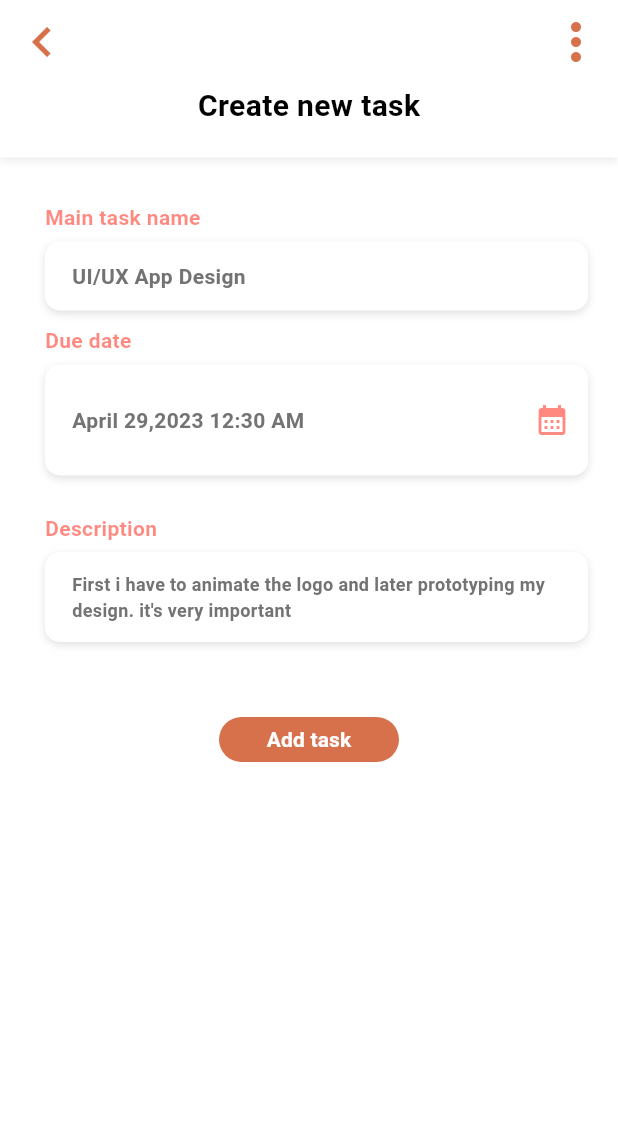
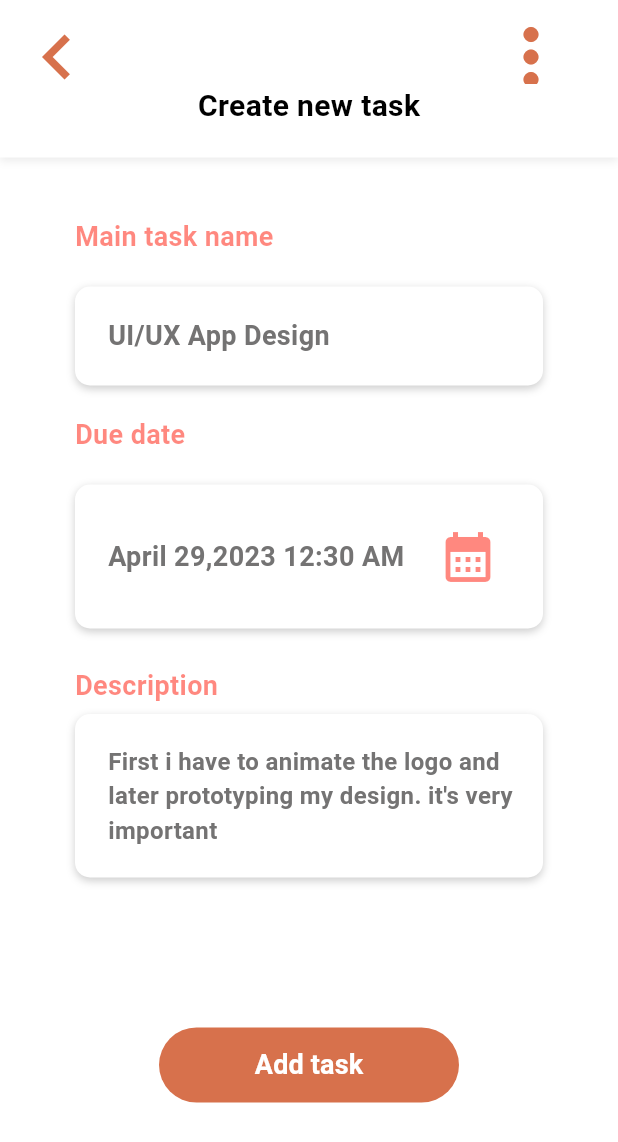
Before and after one commit to nasifayc/gdsc_study_session_g1, a Flutter app: the Iphone14Body screen opened directly, on a phone screen of 412 x 824 dp. Shown: the top 1142 px of the screen. Run offline on Flutter 3.47's test engine with Material 3 defaults, Android fonts, the phone set to English and light mode, and no system bars.

Commit message:
Creating Multiple Pages

```diff
--- a/Dart-Tasks/ToDo/todo_app/lib/iPhone14-1.dart
+++ b/Dart-Tasks/ToDo/todo_app/lib/iphone14_1.dart
@@ -40,7 +40,7 @@ class _Iphone14BodyState extends State<Iphone14Body> {
           onPressed: null,
           icon: Icon(
             Icons.chevron_left,
-            size: 40,
+            size: 60,
             color: Color.fromARGB(255, 215, 113, 76),
           ),
         ),
@@ -49,10 +49,11 @@ class _Iphone14BodyState extends State<Iphone14Body> {
             onPressed: null,
             icon: Icon(
               Icons.more_vert,
-              size: 40,
+              size: 60,
               color: Color.fromARGB(255, 215, 113, 76),
             ),
           ),
+          SizedBox(width: 20)
         ],
       ),
       body: Column(
@@ -79,28 +80,28 @@ class _Iphone14BodyState extends State<Iphone14Body> {
                 isBold: true),
           ),
           Padding(
-            padding: const EdgeInsets.only(top: 30, left: 30, right: 20),
+            padding: const EdgeInsets.only(top: 40, left: 50, right: 50),
             child: Column(
               crossAxisAlignment: CrossAxisAlignment.start,
               children: [
                 StyledText(
                     text: 'Main task name',
-                    textFontSize: 14,
+                    textFontSize: 18,
                     textColor:
                         const Color.fromARGB(251, 255, 17, 0).withOpacity(0.5),
                     isBold: true),
                 const SizedBox(
-                  height: 6,
+                  height: 20,
                 ),
                 Container(
                   width: screenWidth,
-                  padding: const EdgeInsets.only(top: 13  , bottom: 13, left: 18),
+                  padding: const EdgeInsets.only(top: 20, bottom: 20, left: 22),
                   decoration: BoxDecoration(
                     color: Colors.white,
                     borderRadius: BorderRadius.circular(10),
                     boxShadow: [
                       BoxShadow(
-                        color: Colors.grey.withOpacity(0.3),
+                        color: Colors.grey.withOpacity(0.5),
                         offset: const Offset(0, 2),
                         blurRadius: 4,
                       ),
@@ -108,31 +109,32 @@ class _Iphone14BodyState extends State<Iphone14Body> {
                   ),
                   child: const StyledText(
                       text: "UI/UX App Design",
-                      textFontSize: 14,
+                      textFontSize: 18,
                       textColor: Color.fromARGB(255, 116, 115, 115),
                       isBold: true),
                 ),
                 const SizedBox(
-                  height: 10,
+                  height: 20,
                 ),
                 StyledText(
                     text: 'Due date',
-                    textFontSize: 14,
+                    textFontSize: 18,
                     textColor:
                         const Color.fromARGB(251, 255, 17, 0).withOpacity(0.5),
                     isBold: true),
                 const SizedBox(
-                  height: 6,
+                  height: 20,
                 ),
                 Container(
                   width: screenWidth,
-                  padding: const EdgeInsets.only(top: 13, bottom: 13, left: 18),
+                  padding: const EdgeInsets.only(
+                      top: 20, bottom: 20, left: 22, right: 22),
                   decoration: BoxDecoration(
                     color: Colors.white,
                     borderRadius: BorderRadius.circular(10),
                     boxShadow: [
                       BoxShadow(
-                        color: Colors.grey.withOpacity(0.3),
+                        color: Colors.grey.withOpacity(0.5),
                         offset: const Offset(0, 2),
                         blurRadius: 4,
                       ),
@@ -143,7 +145,7 @@ class _Iphone14BodyState extends State<Iphone14Body> {
                     children: [
                       const StyledText(
                           text: "April 29,2023 12:30 AM",
-                          textFontSize: 14,
+                          textFontSize: 18,
                           textColor: Color.fromARGB(255, 116, 115, 115),
                           isBold: true),
                       IconButton(
@@ -152,6 +154,7 @@ class _Iphone14BodyState extends State<Iphone14Body> {
                           Icons.calendar_month,
                           color: const Color.fromARGB(251, 255, 17, 0)
                               .withOpacity(0.5),
+                          size: 40,
                         ),
                       )
                     ],
@@ -162,7 +165,7 @@ class _Iphone14BodyState extends State<Iphone14Body> {
                 ),
                 StyledText(
                     text: 'Description',
-                    textFontSize: 14,
+                    textFontSize: 18,
                     textColor:
                         const Color.fromARGB(251, 255, 17, 0).withOpacity(0.5),
                     isBold: true),
@@ -171,13 +174,13 @@ class _Iphone14BodyState extends State<Iphone14Body> {
                 ),
                 Container(
                   width: screenWidth,
-                  padding: const EdgeInsets.only(top: 13, bottom: 13, left: 18),
+                  padding: const EdgeInsets.only(top: 20, bottom: 20, left: 22),
                   decoration: BoxDecoration(
                     color: Colors.white,
                     borderRadius: BorderRadius.circular(10),
                     boxShadow: [
                       BoxShadow(
-                        color: Colors.grey.withOpacity(0.3),
+                        color: Colors.grey.withOpacity(0.5),
                         offset: const Offset(0, 2),
                         blurRadius: 4,
                       ),
@@ -186,7 +189,7 @@ class _Iphone14BodyState extends State<Iphone14Body> {
                   child: const StyledText(
                       text:
                           "First i have to animate the logo and later prototyping my design. it's very important",
-                      textFontSize: 12,
+                      textFontSize: 16,
                       textColor: Color.fromARGB(255, 116, 115, 115),
                       isBold: true),
                 ),
@@ -194,12 +197,12 @@ class _Iphone14BodyState extends State<Iphone14Body> {
             ),
           ),
           const SizedBox(
-            height: 50,
+            height: 100,
           ),
           const Center(
             child: SizedBox(
-              width: 120,
-              height: 30,
+              width: 200,
+              height: 50,
               child: ElevatedButton(
                 onPressed: null,
                 style: ButtonStyle(
@@ -209,7 +212,7 @@ class _Iphone14BodyState extends State<Iphone14Body> {
                 ),
                 child: StyledText(
                     text: 'Add task',
-                    textFontSize: 14,
+                    textFontSize: 18,
                     textColor: Colors.white,
                     isBold: true),
               ),
```
Also changed, not shown: Dart-Tasks/ToDo/todo_app/lib/frame1.dart (+22 -17 lines), Dart-Tasks/ToDo/todo_app/lib/iphone14_2.dart (added, +136 -0 lines).
